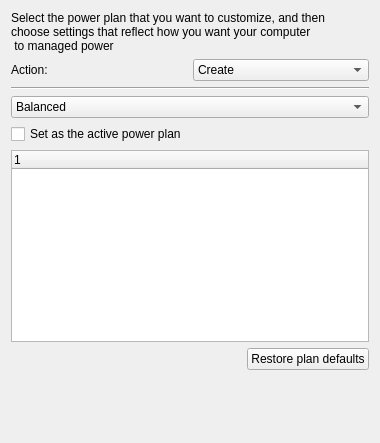
august-alt/policy-preferences-editor-prototype, file src/apps/mvvm-folders/power_options/powerplanwidget.ui: the form before one commit.
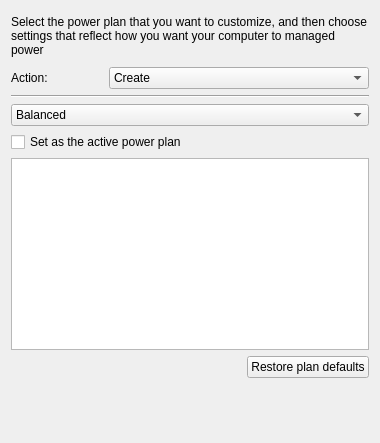
The form after the commit.

Commit message: fix: adjust layouts on 'power plan' widget

```diff
--- a/src/apps/mvvm-folders/power_options/powerplanwidget.ui
+++ b/src/apps/mvvm-folders/power_options/powerplanwidget.ui
@@ -10,11 +10,51 @@
     <height>443</height>
    </rect>
   </property>
+  <property name="sizePolicy">
+   <sizepolicy hsizetype="Fixed" vsizetype="Fixed">
+    <horstretch>0</horstretch>
+    <verstretch>0</verstretch>
+   </sizepolicy>
+  </property>
+  <property name="minimumSize">
+   <size>
+    <width>380</width>
+    <height>443</height>
+   </size>
+  </property>
+  <property name="maximumSize">
+   <size>
+    <width>380</width>
+    <height>443</height>
+   </size>
+  </property>
   <property name="windowTitle">
    <string>Form</string>
   </property>
-  <layout class="QGridLayout" name="gridLayout_3">
-   <item row="2" column="0">
+  <layout class="QGridLayout" name="gridLayout">
+   <item row="0" column="0" colspan="2">
+    <widget class="QLabel" name="label">
+     <property name="sizePolicy">
+      <sizepolicy hsizetype="Preferred" vsizetype="Maximum">
+       <horstretch>0</horstretch>
+       <verstretch>0</verstretch>
+      </sizepolicy>
+     </property>
+     <property name="minimumSize">
+      <size>
+       <width>0</width>
+       <height>50</height>
+      </size>
+     </property>
+     <property name="text">
+      <string>Select the power plan that you want to customize, and then choose settings that reflect how you want your computer to managed power</string>
+     </property>
+     <property name="wordWrap">
+      <bool>true</bool>
+     </property>
+    </widget>
+   </item>
+   <item row="2" column="0" colspan="2">
     <widget class="Line" name="line">
      <property name="font">
       <font>
@@ -27,54 +67,61 @@
      </property>
     </widget>
    </item>
-   <item row="9" column="0">
+   <item row="4" column="0">
+    <widget class="QCheckBox" name="setPowerPlanCheckBox">
+     <property name="text">
+      <string>Set as the active power plan</string>
+     </property>
+    </widget>
+   </item>
+   <item row="5" column="0" colspan="2">
+    <widget class="QTreeView" name="treeView"/>
+   </item>
+   <item row="6" column="1">
+    <widget class="QPushButton" name="restorePushButton">
+     <property name="sizePolicy">
+      <sizepolicy hsizetype="Fixed" vsizetype="Fixed">
+       <horstretch>0</horstretch>
+       <verstretch>0</verstretch>
+      </sizepolicy>
+     </property>
+     <property name="layoutDirection">
+      <enum>Qt::LeftToRight</enum>
+     </property>
+     <property name="text">
+      <string>Restore plan defaults</string>
+     </property>
+    </widget>
+   </item>
+   <item row="7" column="0" colspan="2">
     <spacer name="verticalSpacer">
      <property name="orientation">
       <enum>Qt::Vertical</enum>
      </property>
-     <property name="sizeType">
-      <enum>QSizePolicy::Expanding</enum>
-     </property>
      <property name="sizeHint" stdset="0">
       <size>
        <width>20</width>
-       <height>50</height>
+       <height>40</height>
       </size>
      </property>
     </spacer>
    </item>
-   <item row="5" column="0">
-    <widget class="QTreeWidget" name="treeWidget">
-     <column>
-      <property name="text">
-       <string notr="true">1</string>
-      </property>
-     </column>
-    </widget>
-   </item>
-   <item row="3" column="0">
-    <widget class="QComboBox" name="comboBox">
-     <item>
-      <property name="text">
-       <string>Balanced</string>
-      </property>
-     </item>
-     <item>
-      <property name="text">
-       <string>High performance</string>
-      </property>
-     </item>
-     <item>
-      <property name="text">
-       <string>Power sever</string>
-      </property>
-     </item>
-    </widget>
-   </item>
-   <item row="1" column="0">
+   <item row="1" column="0" colspan="2">
     <layout class="QHBoxLayout" name="horizontalLayout_4">
      <item>
       <widget class="QLabel" name="actionLabel">
+       <property name="sizePolicy">
+        <sizepolicy hsizetype="Fixed" vsizetype="Preferred">
+         <horstretch>0</horstretch>
+         <verstretch>0</verstretch>
+        </sizepolicy>
+       </property>
+       <property name="minimumSize">
+        <size>
+         <width>92</width>
+         <height>0</height>
+        </size>
+       </property>
        <property name="text">
         <string>Action:</string>
        </property>
@@ -112,36 +159,23 @@
      </item>
     </layout>
    </item>
-   <item row="0" column="0">
-    <widget class="QLabel" name="label">
-     <property name="text">
-      <string>Select the power plan that you want to customize, and then 
-choose settings that reflect how you want your computer
- to managed power</string>
-     </property>
-    </widget>
-   </item>
-   <item row="4" column="0">
-    <widget class="QCheckBox" name="setPowerPlanCheckBox">
-     <property name="text">
-      <string>Set as the active power plan</string>
-     </property>
-    </widget>
-   </item>
-   <item row="8" column="0" alignment="Qt::AlignRight">
-    <widget class="QPushButton" name="restorePushButton">
-     <property name="sizePolicy">
-      <sizepolicy hsizetype="Fixed" vsizetype="Fixed">
-       <horstretch>0</horstretch>
-       <verstretch>0</verstretch>
-      </sizepolicy>
-     </property>
-     <property name="layoutDirection">
-      <enum>Qt::LeftToRight</enum>
-     </property>
-     <property name="text">
-      <string>Restore plan defaults</string>
-     </property>
+   <item row="3" column="0" colspan="2">
+    <widget class="QComboBox" name="comboBox">
+     <item>
+      <property name="text">
+       <string>Balanced</string>
+      </property>
+     </item>
+     <item>
+      <property name="text">
+       <string>High performance</string>
+      </property>
+     </item>
+     <item>
+      <property name="text">
+       <string>Power sever</string>
+      </property>
+     </item>
     </widget>
    </item>
   </layout>
```
Left out of the diff: 2 changed lines with no effect on the pictures.
